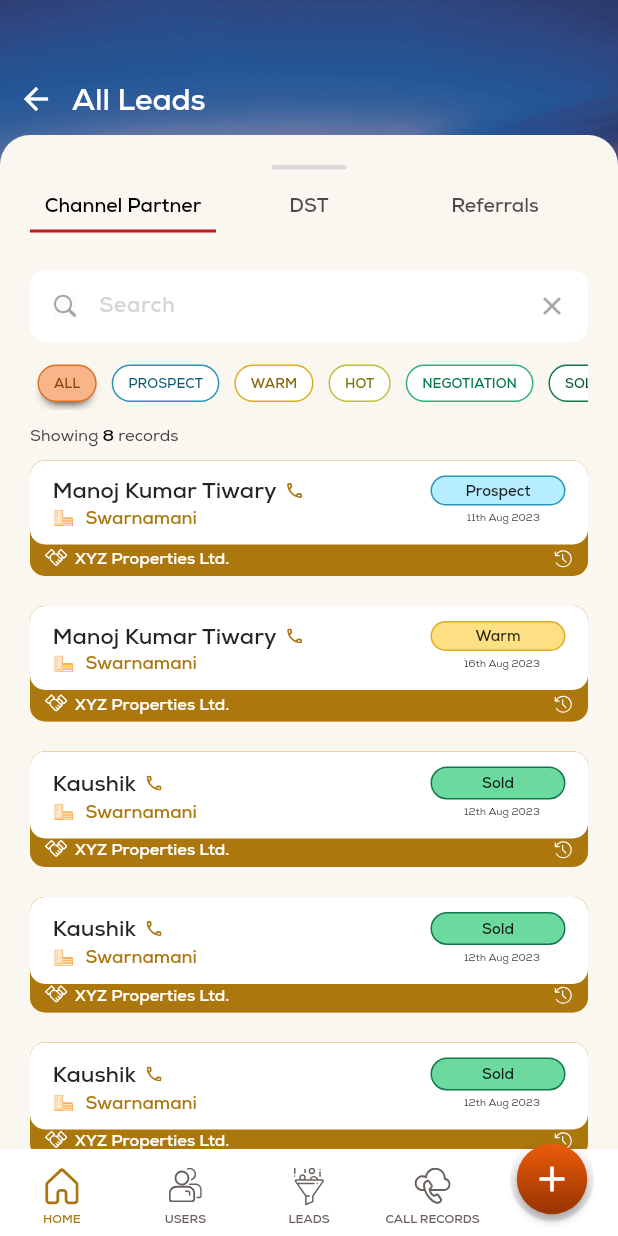
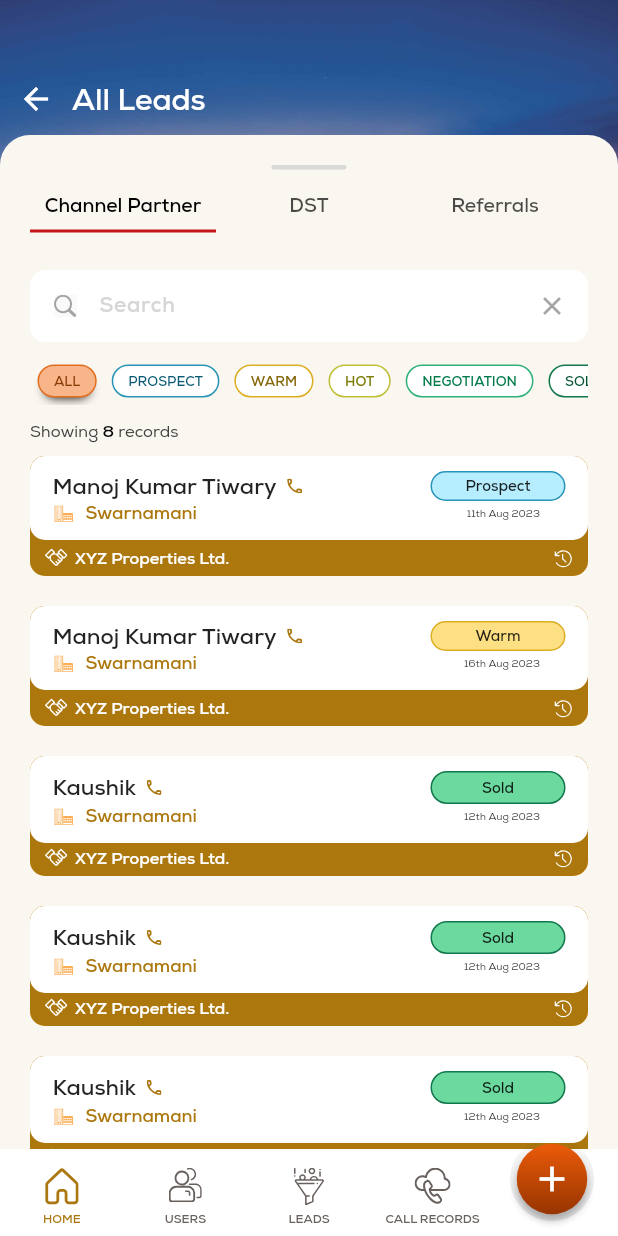
Before and after one commit to vikaspizone/leads, a Flutter app: the LeadsView screen opened by its route, on a phone screen of 412 x 824 dp. Run offline on Flutter 3.47's test engine with Material 2 defaults, Android fonts, the light colour scheme and no system bars; drawn by our look-alikes of flutter_slidable; our stand-ins replace fl_chart, flip_card, flutter_svg, stacked, stacked_services, stacked_shared and 1 more.

Commit message:
fix design

```diff
--- a/lib/ui/views/leads/leads_view.dart
+++ b/lib/ui/views/leads/leads_view.dart
@@ -175,7 +175,7 @@ class LeadsView extends StackedView<LeadsViewModel> with $LeadsView {
                                 focusNode: searchFocusNode),
                             verticalSpaceSmall,
                             SizedBox(
-                              height: 35,
+                              height: 32,
                               width: screenWidth(context),
                               child: ListView.builder(
                                 itemCount: viewModel.filterCategoryList.length,
--- a/lib/widgets/custom_lead_tile.dart
+++ b/lib/widgets/custom_lead_tile.dart
@@ -85,7 +85,7 @@ class _CustomTileState extends State<CustomTile>
               child: Stack(
                 children: [
                   Container(
-                    height: isShow ? 92 : 77,
+                    height: isShow ? 95 : 80,
                     padding:
                         const EdgeInsets.symmetric(horizontal: 10, vertical: 5),
                     decoration: BoxDecoration(
```
